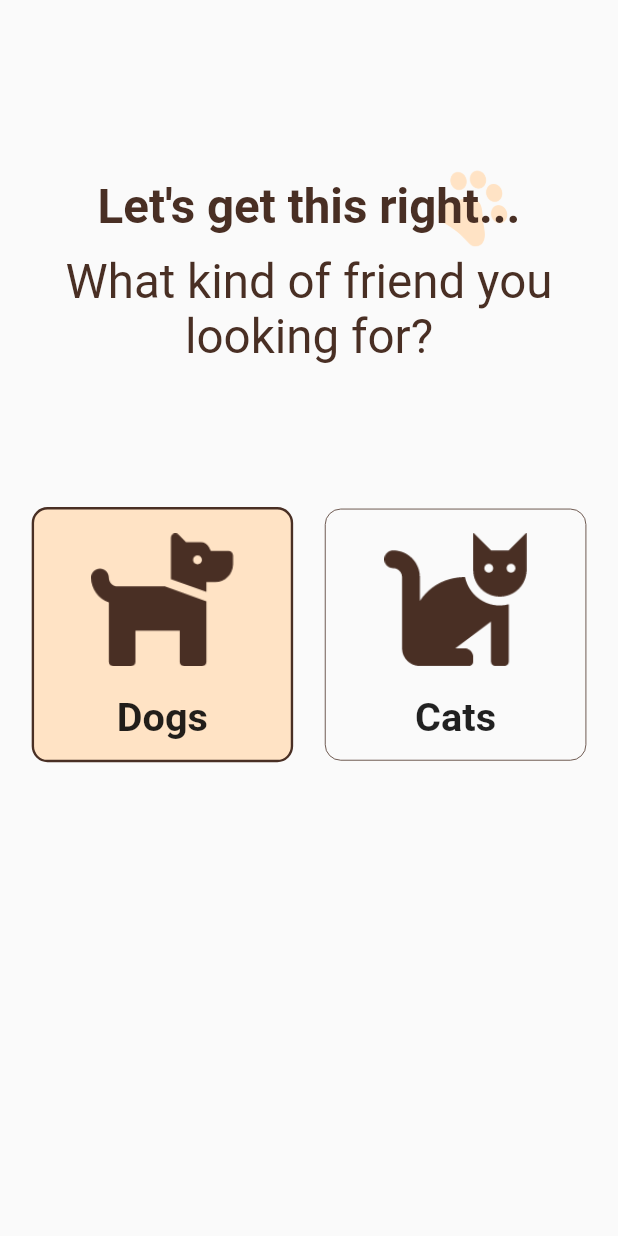
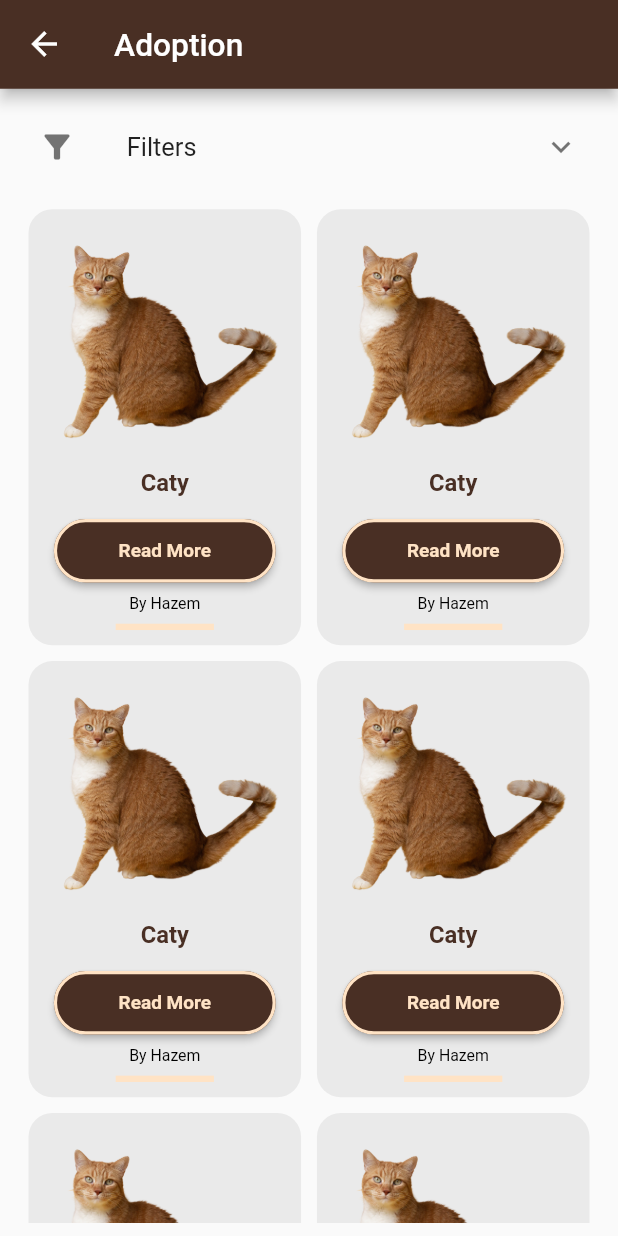
Before and after one commit to hazemosama/petology-app, a Flutter app: the KindScreen screen opened by its route, after a tap on "Dogs", on a phone screen of 412 x 824 dp. Run offline on Flutter 3.47's test engine with Material 2 defaults, Android fonts, the phone set to English and light mode, and no system bars; our stand-ins replace bloc, dio, flutter_bloc, flutter_svg, fluttertoast, google_sign_in and 2 more; missing offline and left inert: flutter_facebook_auth; accounts and stored records are empty.

Commit message:
Filters Screen

```diff
--- a/lib/main.dart
+++ b/lib/main.dart
@@ -6,6 +6,7 @@ import 'package:petology/network/end_points.dart';
 import 'package:petology/network/remote/block_observer.dart';
 import 'package:petology/network/local/cache_helper.dart';
 import 'package:petology/network/remote/dio_helper.dart';
+import 'package:petology/screens/adoption_screen.dart';
 import 'package:petology/screens/help_screen.dart';
 import 'package:petology/screens/home_layout.dart';
 import 'package:petology/screens/kind_screen.dart';
@@ -61,13 +62,13 @@ class Petology extends StatelessWidget {
             const ResponsiveBreakpoint.resize(1000, name: DESKTOP),
           ],
         ),
-        //
         routes: {
           HelpScreen.routeName: (context) => HelpScreen(),
           KindScreen.routeName: (context) => const KindScreen(),
           LoginScreen.routeName: (context) => LoginScreen(),
           SignupScreen.routeName: (context) => SignupScreen(),
           HomeLayout.routeName: (context) => HomeLayout(),
+          AdoptionScreen.routeName: (context) => AdoptionScreen(),
         },
         initialRoute:HomeLayout.routeName,
       ),
--- a/lib/screens/Adaption_Screen.dart
+++ /dev/null
@@ -1,14 +0,0 @@
-import 'package:flutter/material.dart';
-
-class AdaptionScreen extends StatelessWidget {
-  const AdaptionScreen({Key? key}) : super(key: key);
-  static const routeName = '/adaption-screen';
-
-
-  @override
-  Widget build(BuildContext context) {
-    return const Scaffold(
-      body: Center(child: Text('Adaption Screen'))
-    );
-  }
-}
--- /dev/null
+++ b/lib/screens/adoption_screen.dart
@@ -0,0 +1,118 @@
+import 'package:flutter/material.dart';
+import 'package:petology/screens/home_screen.dart';
+import 'package:petology/widgets/deafult_drop_down_menu.dart';
+
+class AdoptionScreen extends StatelessWidget {
+  AdoptionScreen({Key? key}) : super(key: key);
+  static const routeName = '/adoption';
+
+  final items = ['choose 1', 'choose 2', 'choose 3'];
+
+  @override
+  Widget build(BuildContext context) {
+    return Scaffold(
+      appBar: AppBar(
+        title: const Text('Adoption'),
+      ),
+      body: Padding(
+        padding: const EdgeInsets.all(8.0),
+        child: SingleChildScrollView(
+          child: Column(
+            children: <Widget>[
+              ExpansionTile(
+                leading: Icon(Icons.filter_list_alt),
+                title: Text('Filters'),
+                childrenPadding: EdgeInsets.all(20),
+                children: <Widget>[
+                  Row(
+                    mainAxisAlignment: MainAxisAlignment.spaceAround,
+                    children: [
+                      DefaultDropDownMenu(
+                        items: items,
+                        width: 150,
+                        hint: 'Breed',
+                      ),
+                      DefaultDropDownMenu(
+                        items: items,
+                        width: 150,
+                        hint: 'Age',
+                      ),
+                    ],
+                  ),
+                  const SizedBox(
+                    height: 13.0,
+                  ),
+                  Row(
+                    mainAxisAlignment: MainAxisAlignment.spaceAround,
+                    children: [
+                      DefaultDropDownMenu(
+                        items: items,
+                        width: 150,
+                        hint: 'Gender',
+                      ),
+                      DefaultDropDownMenu(
+                        items: items,
+                        width: 150,
+                        hint: 'Size',
+                      ),
+                    ],
+                  ),
+                  const SizedBox(
+                    height: 13.0,
+                  ),
+                  Row(
+                    mainAxisAlignment: MainAxisAlignment.spaceAround,
+                    children: [
+                      DefaultDropDownMenu(
+                        items: items,
+                        width: 150,
+                        hint: 'Color',
+                      ),
+                      DefaultDropDownMenu(
+                        items: items,
+                        width: 150,
+                        hint: 'Hair Length',
+                      ),
+                    ],
+                  ),
+                  const SizedBox(
+                    height: 13.0,
+                  ),
+                  Row(
+                    mainAxisAlignment: MainAxisAlignment.spaceAround,
+                    children: [
+                      DefaultDropDownMenu(
+                        items: items,
+                        width: 150,
+                        hint: 'House Trained',
+                      ),
+                      DefaultDropDownMenu(
+                        items: items,
+                        width: 150,
+                        hint: 'Vaccinated',
+                      ),
+                    ],
+                  ),
+                ],
+              ),
+              GridView.builder(
+                shrinkWrap: true,
+                physics: const NeverScrollableScrollPhysics(),
+                padding: const EdgeInsets.all(10),
+                itemCount: 6,
+                itemBuilder: (context, index) =>
+                    const PetContainer(petName: '', forHome: false),
+                gridDelegate: const SliverGridDelegateWithFixedCrossAxisCount(
+                  crossAxisCount: 2,
+                  childAspectRatio: 1 / 1.6,
+                  crossAxisSpacing: 10.0,
+                  mainAxisSpacing: 10.0,
+                ),
+              ),
+            ],
+          ),
+        ),
+      ),
+    );
+  }
+}
--- a/lib/screens/help_screen.dart
+++ b/lib/screens/help_screen.dart
@@ -4,7 +4,7 @@ import 'package:petology/widgets/default_form_field.dart';
 
 class HelpScreen extends StatelessWidget {
   HelpScreen({Key? key}) : super(key: key);
-  static const routeName = '/Help-screen';
+  static const routeName = '/help';
   var formKey = GlobalKey<FormState>();
   var categoryController = TextEditingController();
   var locationController = TextEditingController();
--- a/lib/screens/home_layout.dart
+++ b/lib/screens/home_layout.dart
@@ -43,7 +43,7 @@ class HomeLayout extends StatelessWidget {
           body: appCubit.screens[appCubit.currentIndex],
           bottomNavigationBar: BottomNavigationBar(
             selectedItemColor: AppColors.darkBrown,
-            unselectedItemColor: AppColors.lightSilver,
+            unselectedItemColor: AppColors.medGray,
             currentIndex: appCubit.currentIndex,
             items: appCubit.navBarItems,
             onTap: (index) {
--- a/lib/screens/home_screen.dart
+++ b/lib/screens/home_screen.dart
@@ -118,18 +118,49 @@ class HomeScreen extends StatelessWidget {
                   ],
                 ),
                 SizedBox(
-                  height: 250,
+                  height: 270,
                   child: ListView.separated(
                       physics: const BouncingScrollPhysics(),
-                      scrollDirection:Axis.horizontal,
-                      itemBuilder: (context, index) => Container(
+                      scrollDirection: Axis.horizontal,
+                      itemBuilder: (context, index) => const PetContainer(
+                            petName: 'caty', forHome: true,
+                          ),
+                      separatorBuilder: (context, index) => const SizedBox(
+                            width: 8,
+                          ),
+                      itemCount: 5),
+                )
+              ],
+            ),
+          )
+        ],
+      ),
+    );
+  }
+}
+
+class PetContainer extends StatelessWidget {
+  const PetContainer({
+    Key? key,
+    required this.petName,
+    required this.forHome,
+
+  }) : super(key: key);
+
+  final String petName;
+  final bool forHome;
+
+  @override
+  Widget build(BuildContext context) {
+    return Container(
       width: 170,
-                            height: 250,
+      height: forHome ? 250 : 268,
       decoration: BoxDecoration(
-                              border: Border.all(
+        color: forHome? Colors.transparent : AppColors.lightGrey,
+        border: forHome ? Border.all(
           color: AppColors.darkBrown,
           width: 1,
-                              ),
+        ) : const Border.symmetric(),
         borderRadius: BorderRadius.circular(15),
       ),
       child: Column(
@@ -137,8 +168,8 @@ class HomeScreen extends StatelessWidget {
         children: [
           Image.asset(
             ImageAssets.caty,
-                                  width: 100,
-                                  height: 100,
+            width: forHome ? 100 : 150,
+            height: forHome ? 100 : 150,
           ),
           const SizedBox(
             height: 10,
@@ -155,6 +186,8 @@ class HomeScreen extends StatelessWidget {
             height: 10,
           ),
           MaterialButton(
+            elevation: forHome? 0.0 : 2.0,
+            color: forHome ? Colors.transparent : AppColors.darkBrown,
             onPressed: () {},
             minWidth: 140,
             height: 40,
@@ -165,23 +198,36 @@ class HomeScreen extends StatelessWidget {
                 width: 2,
               ),
             ),
-                                  child: const Text(
+            child: Text(
               'Read More',
               style: TextStyle(
                 fontSize: 12,
-                                      color: AppColors.darkBrown,
+                fontWeight: FontWeight.bold,
+                color: forHome ? AppColors.darkBrown : AppColors.lightBrown,
               ),
             ),
           ),
-                              ],
+          if(!forHome)
+            Column(
+              children: const [
+                SizedBox(
+                  height: 4.0,
+                ),
+                Text(
+                  'By Hazem',
+                  style: TextStyle(
+                    fontSize: 10,
+                    color: Colors.black,
                   ),
                 ),
-                      separatorBuilder: (context, index) => SizedBox(width: 8,),
-                      itemCount: 5),
+                Divider(
+                  color: AppColors.lightBrown,
+                  thickness: 4,
+                  indent: 55,
+                  endIndent: 55,
                 )
               ],
             ),
-          )
         ],
       ),
     );
--- a/lib/screens/kind_screen.dart
+++ b/lib/screens/kind_screen.dart
@@ -1,12 +1,12 @@
 import 'package:flutter/material.dart';
-import 'package:petology/screens/Adaption_Screen.dart';
+import 'package:petology/screens/adoption_screen.dart';
 import 'package:petology/themes/colors.dart';
 import 'package:petology/utils/assets_manager.dart';
 import 'package:petology/widgets/text_with_background.dart';
 
 class KindScreen extends StatefulWidget {
   const KindScreen({Key? key}) : super(key: key);
-  static const routeName = '/kind-screen';
+  static const routeName = '/kind';
 
   @override
   KindScreenState createState() => KindScreenState();
@@ -58,7 +58,7 @@ class KindScreenState extends State<KindScreen> {
                         setState(() {
                           selected = 'dog';
                         });
-                        Navigator.pushNamed(context, AdaptionScreen.routeName);
+                        Navigator.pushNamed(context, AdoptionScreen.routeName);
                       },
                       child: Container(
                         padding: const EdgeInsets.symmetric(
@@ -108,7 +108,7 @@ class KindScreenState extends State<KindScreen> {
                         setState(() {
                           selected = 'cat';
                         });
-                        Navigator.pushNamed(context, AdaptionScreen.routeName);
+                        Navigator.pushNamed(context, AdoptionScreen.routeName);
                       },
                       child: Container(
                         padding: const EdgeInsets.symmetric(
--- a/lib/screens/login_screen.dart
+++ b/lib/screens/login_screen.dart
@@ -10,7 +10,7 @@ import 'package:petology/widgets/default_form_field.dart';
 import '../themes/colors.dart';
 
 class LoginScreen extends StatelessWidget {
-  static const routeName = '/login-screen';
+  static const routeName = '/login';
 
   var formKey = GlobalKey<FormState>();
   var emailController = TextEditingController();
--- a/lib/screens/signup_screen.dart
+++ b/lib/screens/signup_screen.dart
@@ -12,7 +12,7 @@ import 'package:petology/widgets/default_form_field.dart';
 import '../utils/app_constants.dart';
 
 class SignupScreen extends StatelessWidget {
-  static const routeName = '/sign-up-screen';
+  static const routeName = '/sign-up';
 
   var formKey = GlobalKey<FormState>();
   var firstNController = TextEditingController();
--- a/lib/themes/colors.dart
+++ b/lib/themes/colors.dart
@@ -5,8 +5,9 @@ class AppColors {
   static const Color darkBrown = Color(0xFF492F24);
   static const Color medBrown = Color(0xffAE957B);
   static const Color lightBrown = Color(0xFFFFE3C5);
-  static const Color darkSilver = Color(0xFFB6B6B6);
-  static const Color lightSilver = Color(0xffC9C9C9);
+  static const Color darkGrey = Color(0xFFB6B6B6);
+  static const Color medGray = Color(0xffC9C9C9);
+  static const Color lightGrey = Color(0xFFEAEAEA);
 }
 
 MaterialColor buildMaterialColor(Color color) {
```
Lines whose indentation alone changed are shown as unchanged.
